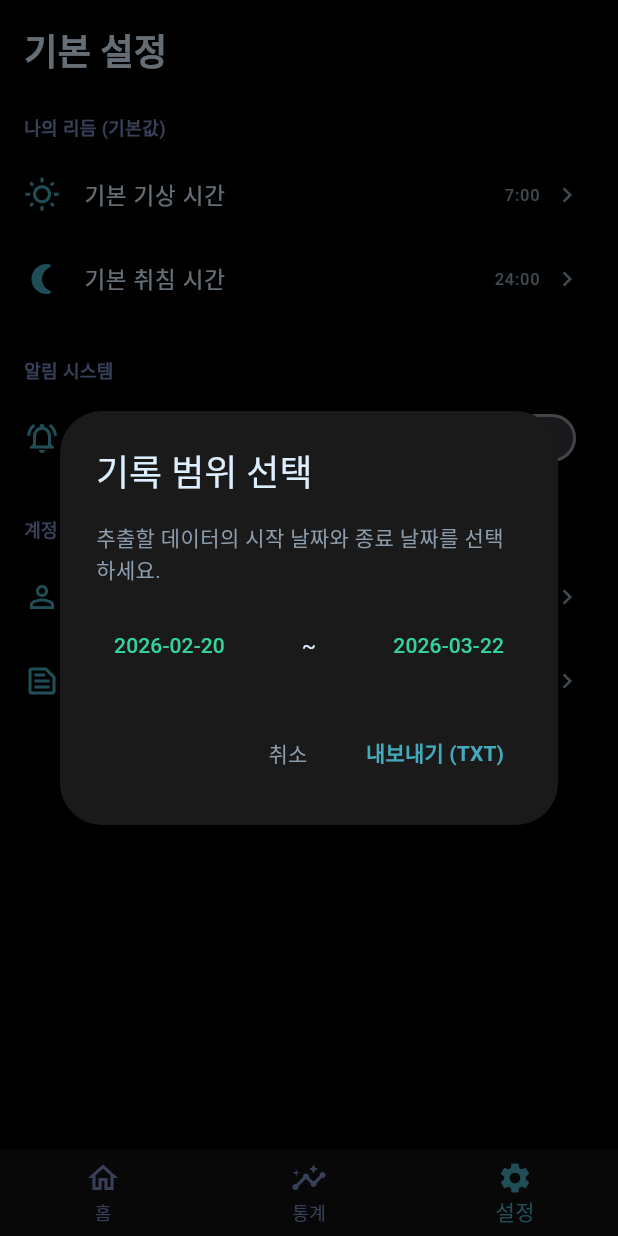
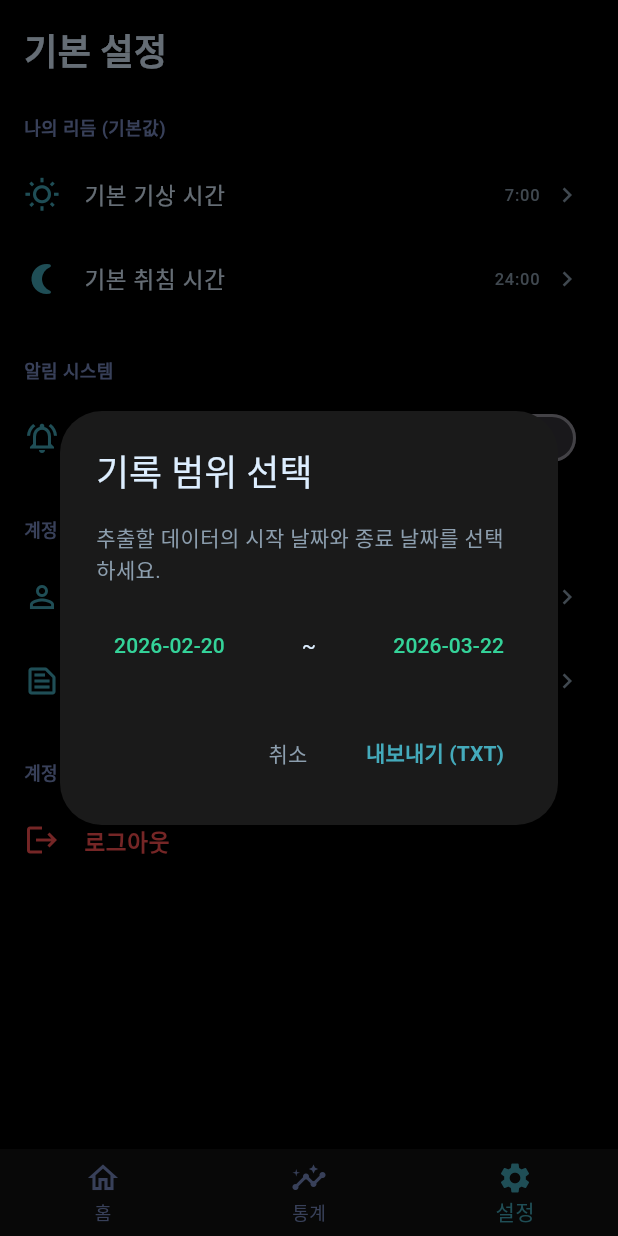
Before and after one commit to joongshim2023/joongshim-uji-app, a Flutter app: the screen it shows once a user with an empty profile is signed in, item 3 of the bottom bar chosen, after a tap on "기록 내보내기 (TXT)", on a phone screen of 412 x 824 dp. Run offline on Flutter 3.47's test engine with Material 3 defaults, Android fonts, the phone set to English and light mode, and no system bars; our stand-ins replace cloud_firestore, firebase_auth, firebase_core, fl_chart, flutter_local_notifications, google_sign_in and 3 more; accounts and stored records are empty; Roboto replaces fonts that are missing (Apple SD Gothic Neo).

Commit message:
fix: Google login, password toggle, enter key login, settings logout, Android notification channel

```diff
--- a/lib/main.dart
+++ b/lib/main.dart
@@ -24,8 +24,11 @@ void main() async {
     options: DefaultFirebaseOptions.currentPlatform,
   );
   // google_sign_in 7.x: Android/iOS에서만 초기화 (웹에서는 불필요)
+  // serverClientId = google-services.json의 client_type:3 (Web Client ID)
   if (!kIsWeb) {
-    await GoogleSignIn.instance.initialize();
+    await GoogleSignIn.instance.initialize(
+      serverClientId: '880648187658-bfejjnap1bn8rq8usu7e5l2td7g1g9mc.apps.googleusercontent.com',
+    );
   }
   runApp(const JoongshimUjiApp());
 }
--- a/lib/screens/login_screen.dart
+++ b/lib/screens/login_screen.dart
@@ -1,3 +1,4 @@
+import 'dart:async';
 import 'package:flutter/material.dart';
 import 'package:shared_preferences/shared_preferences.dart';
 import '../services/auth_service.dart';
@@ -14,15 +15,36 @@ class _LoginScreenState extends State<LoginScreen> {
   final AuthService _authService = AuthService();
   final _emailCtrl = TextEditingController();
   final _pwdCtrl = TextEditingController();
+  final _pwdFocusNode = FocusNode();
 
   bool _isLogin = true;
   bool _saveEmail = false;
   bool _isLoading = false;
+  bool _obscurePassword = true;  // 비밀번호 숨김 상태
+  Timer? _showPasswordTimer;
 
   @override
   void initState() {
     super.initState();
     _loadSavedEmail();
+  }
+
+  @override
+  void dispose() {
+    _showPasswordTimer?.cancel();
+    _pwdFocusNode.dispose();
+    _emailCtrl.dispose();
+    _pwdCtrl.dispose();
+    super.dispose();
+  }
+
+  // 비밀번호 표시 토글: 5초 후 자동 숨김
+  void _toggleShowPassword() {
+    _showPasswordTimer?.cancel();
+    setState(() => _obscurePassword = false);
+    _showPasswordTimer = Timer(const Duration(seconds: 5), () {
+      if (mounted) setState(() => _obscurePassword = true);
+    });
   }
 
   Future<void> _loadSavedEmail() async {
@@ -196,6 +218,8 @@ class _LoginScreenState extends State<LoginScreen> {
                 controller: _emailCtrl,
                 style: const TextStyle(color: AppTheme.textWhite),
                 keyboardType: TextInputType.emailAddress,
+                textInputAction: TextInputAction.next,
+                onSubmitted: (_) => FocusScope.of(context).requestFocus(_pwdFocusNode),
                 decoration: InputDecoration(
                   hintText: '이메일',
                   hintStyle: const TextStyle(color: AppTheme.textGray),
@@ -207,14 +231,26 @@ class _LoginScreenState extends State<LoginScreen> {
               const SizedBox(height: 16),
               TextField(
                 controller: _pwdCtrl,
-                obscureText: true,
+                focusNode: _pwdFocusNode,
+                obscureText: _obscurePassword,
                 style: const TextStyle(color: AppTheme.textWhite),
+                textInputAction: TextInputAction.done,
+                onSubmitted: (_) { if (!_isLoading) _submit(); },
                 decoration: InputDecoration(
                   hintText: '비밀번호 (알파벳+숫자 6자 이상)',
                   hintStyle: const TextStyle(color: AppTheme.textGray),
                   filled: true,
                   fillColor: AppTheme.bgCard,
                   border: OutlineInputBorder(borderRadius: BorderRadius.circular(12), borderSide: BorderSide.none),
+                  suffixIcon: IconButton(
+                    icon: Icon(
+                      _obscurePassword ? Icons.visibility_off : Icons.visibility,
+                      color: AppTheme.textGray,
+                      size: 20,
+                    ),
+                    tooltip: '비밀번호 표시 (5초)',
+                    onPressed: _obscurePassword ? _toggleShowPassword : null,
+                  ),
                 ),
               ),
               const SizedBox(height: 8),
--- a/lib/screens/settings_screen.dart
+++ b/lib/screens/settings_screen.dart
@@ -426,6 +426,20 @@ class _SettingsScreenState extends State<SettingsScreen> {
                 _buildSectionHeader("계정 및 데이터"),
                 _buildListTile(icon: Icons.person_outline, title: "프로필", onTap: _showProfile),
                 _buildListTile(icon: Icons.text_snippet_outlined, title: "기록 내보내기 (TXT)", onTap: _showExportPopup),
+                const SizedBox(height: 16),
+                _buildSectionHeader("계정 관리"),
+                ListTile(
+                  leading: const Icon(Icons.logout, color: Colors.redAccent),
+                  title: const Text("로그아웃", style: TextStyle(color: Colors.redAccent, fontSize: 15, fontWeight: FontWeight.bold)),
+                  onTap: () async {
+                    try {
+                      await _auth.signOut();
+                    } catch (e) {
+                      _showErrorDialog('로그아웃 실패', '오류가 발생했습니다.\n$e');
+                    }
+                  },
+                ),
+                const SizedBox(height: 24),
               ],
             ),
           )
--- a/lib/services/notification_service.dart
+++ b/lib/services/notification_service.dart
@@ -9,7 +9,12 @@ class NotificationService {
   factory NotificationService() => _instance;
   NotificationService._internal();
 
-  final FlutterLocalNotificationsPlugin flutterLocalNotificationsPlugin = FlutterLocalNotificationsPlugin();
+  static const String _channelId = 'joongshim_uji_channel';
+  static const String _channelName = '중심 유지 알림';
+  static const String _channelDesc = '유지 비중 기록 리마인더';
+
+  final FlutterLocalNotificationsPlugin flutterLocalNotificationsPlugin =
+      FlutterLocalNotificationsPlugin();
 
   Future<void> init() async {
     if (kIsWeb) return;
@@ -20,7 +25,8 @@ class NotificationService {
     const AndroidInitializationSettings initializationSettingsAndroid =
         AndroidInitializationSettings('@mipmap/ic_launcher');
 
-    const DarwinInitializationSettings initializationSettingsIOS = DarwinInitializationSettings(
+    const DarwinInitializationSettings initializationSettingsIOS =
+        DarwinInitializationSettings(
       requestAlertPermission: true,
       requestBadgePermission: true,
       requestSoundPermission: true,
@@ -31,16 +37,28 @@ class NotificationService {
       iOS: initializationSettingsIOS,
     );
 
-    // flutter_local_notifications 18.x: positional argument
     await flutterLocalNotificationsPlugin.initialize(initializationSettings);
 
     if (Platform.isAndroid) {
-      await flutterLocalNotificationsPlugin
-          .resolvePlatformSpecificImplementation<AndroidFlutterLocalNotificationsPlugin>()
-          ?.requestNotificationsPermission();
-      await flutterLocalNotificationsPlugin
-          .resolvePlatformSpecificImplementation<AndroidFlutterLocalNotificationsPlugin>()
-          ?.requestExactAlarmsPermission();
+      // Android 알림 채널 명시적 생성 → 앱 알림 목록에 등록됨
+      final androidPlugin = flutterLocalNotificationsPlugin
+          .resolvePlatformSpecificImplementation<
+              AndroidFlutterLocalNotificationsPlugin>();
+
+      await androidPlugin?.createNotificationChannel(
+        const AndroidNotificationChannel(
+          _channelId,
+          _channelName,
+          description: _channelDesc,
+          importance: Importance.max,
+          enableVibration: true,
+          playSound: true,
+        ),
+      );
+
+      // 알림 권한 요청
+      await androidPlugin?.requestNotificationsPermission();
+      await androidPlugin?.requestExactAlarmsPermission();
     }
   }
 
@@ -49,14 +67,19 @@ class NotificationService {
     bool granted = true;
     if (Platform.isAndroid) {
       final androidImplementation = flutterLocalNotificationsPlugin
-          .resolvePlatformSpecificImplementation<AndroidFlutterLocalNotificationsPlugin>();
-      bool? notifGranted = await androidImplementation?.requestNotificationsPermission();
-      bool? alarmGranted = await androidImplementation?.requestExactAlarmsPermission();
+          .resolvePlatformSpecificImplementation<
+              AndroidFlutterLocalNotificationsPlugin>();
+      bool? notifGranted =
+          await androidImplementation?.requestNotificationsPermission();
+      bool? alarmGranted =
+          await androidImplementation?.requestExactAlarmsPermission();
       granted = (notifGranted != false) && (alarmGranted != false);
     } else if (Platform.isIOS) {
       final iosImplementation = flutterLocalNotificationsPlugin
-          .resolvePlatformSpecificImplementation<IOSFlutterLocalNotificationsPlugin>();
-      bool? iosGranted = await iosImplementation?.requestPermissions(alert: true, badge: true, sound: true);
+          .resolvePlatformSpecificImplementation<
+              IOSFlutterLocalNotificationsPlugin>();
+      bool? iosGranted = await iosImplementation?.requestPermissions(
+          alert: true, badge: true, sound: true);
       granted = iosGranted ?? true;
     }
     return granted;
@@ -84,8 +107,10 @@ class NotificationService {
     }
   }
 
-  Future<void> _scheduleDaily(int id, int h, int m, tz.TZDateTime now) async {
-    tz.TZDateTime scheduledDate = tz.TZDateTime(tz.local, now.year, now.month, now.day, h, m);
+  Future<void> _scheduleDaily(
+      int id, int h, int m, tz.TZDateTime now) async {
+    tz.TZDateTime scheduledDate =
+        tz.TZDateTime(tz.local, now.year, now.month, now.day, h, m);
     if (scheduledDate.isBefore(now)) {
       scheduledDate = scheduledDate.add(const Duration(days: 1));
     }
@@ -95,30 +120,33 @@ class NotificationService {
     String minStr = m == 0 ? '정각' : '$m분';
     String timeStr = '$amPm $hour12시 $minStr입니다.';
 
-    const AndroidNotificationDetails androidPlatformChannelSpecifics = AndroidNotificationDetails(
-      'joongshim_uji_channel',
-      '중심 유지 알림',
-      channelDescription: '유지 비중 기록 리마인더',
+    const AndroidNotificationDetails androidDetails = AndroidNotificationDetails(
+      _channelId,
+      _channelName,
+      channelDescription: _channelDesc,
       importance: Importance.max,
       priority: Priority.high,
-      showWhen: false,
+      showWhen: true,
+      enableVibration: true,
+      playSound: true,
     );
 
-    const NotificationDetails platformChannelSpecifics = NotificationDetails(
-      android: androidPlatformChannelSpecifics,
-      iOS: DarwinNotificationDetails(interruptionLevel: InterruptionLevel.timeSensitive),
+    const NotificationDetails platformDetails = NotificationDetails(
+      android: androidDetails,
+      iOS: DarwinNotificationDetails(
+          interruptionLevel: InterruptionLevel.timeSensitive),
     );
 
-    // flutter_local_notifications 18.x: positional arguments
     await flutterLocalNotificationsPlugin.zonedSchedule(
       id,
       '중심 유지 App 리마인더',
       '$timeStr 유지 비중을 지금 기록하세요!',
       scheduledDate,
-      platformChannelSpecifics,
+      platformDetails,
       androidScheduleMode: AndroidScheduleMode.exactAllowWhileIdle,
       matchDateTimeComponents: DateTimeComponents.time,
-      uiLocalNotificationDateInterpretation: UILocalNotificationDateInterpretation.absoluteTime,
+      uiLocalNotificationDateInterpretation:
+          UILocalNotificationDateInterpretation.absoluteTime,
     );
   }
 }
```
Also changed, not shown: lib/services/auth_service.dart (+5 -9 lines).
